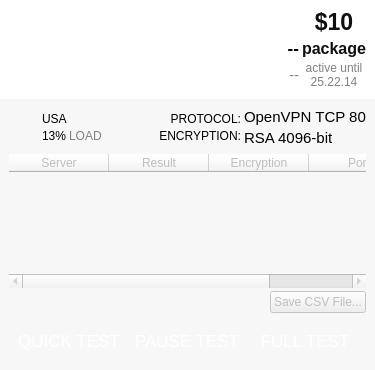
Before: the Qt Designer form src/safechecker/testdialog.ui in proxysh/Safejumper-for-Desktop, drawn with Qt 5.
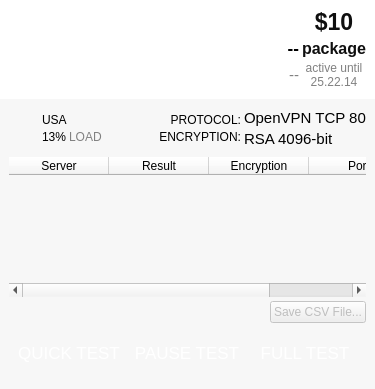
After: the same form once the commit is applied. Icons and pictures are not drawn.

Commit message: Enable table widget so columns can be resized by users.

Diff of the .ui file:
```diff
--- a/src/safechecker/testdialog.ui
+++ b/src/safechecker/testdialog.ui
@@ -7,7 +7,7 @@
     <x>0</x>
     <y>0</y>
     <width>375</width>
-    <height>370</height>
+    <height>389</height>
    </rect>
   </property>
   <property name="sizePolicy">
@@ -1200,7 +1200,7 @@
       <item row="2" column="0" colspan="3">
        <widget class="QTableWidget" name="tableWidget">
         <property name="enabled">
-         <bool>false</bool>
+         <bool>true</bool>
         </property>
         <property name="maximumSize">
          <size>
@@ -1228,6 +1228,9 @@
         <property name="selectionBehavior">
          <enum>QAbstractItemView::SelectRows</enum>
         </property>
+        <property name="textElideMode">
+         <enum>Qt::ElideMiddle</enum>
+        </property>
         <attribute name="horizontalHeaderCascadingSectionResizes">
          <bool>true</bool>
         </attribute>
```
